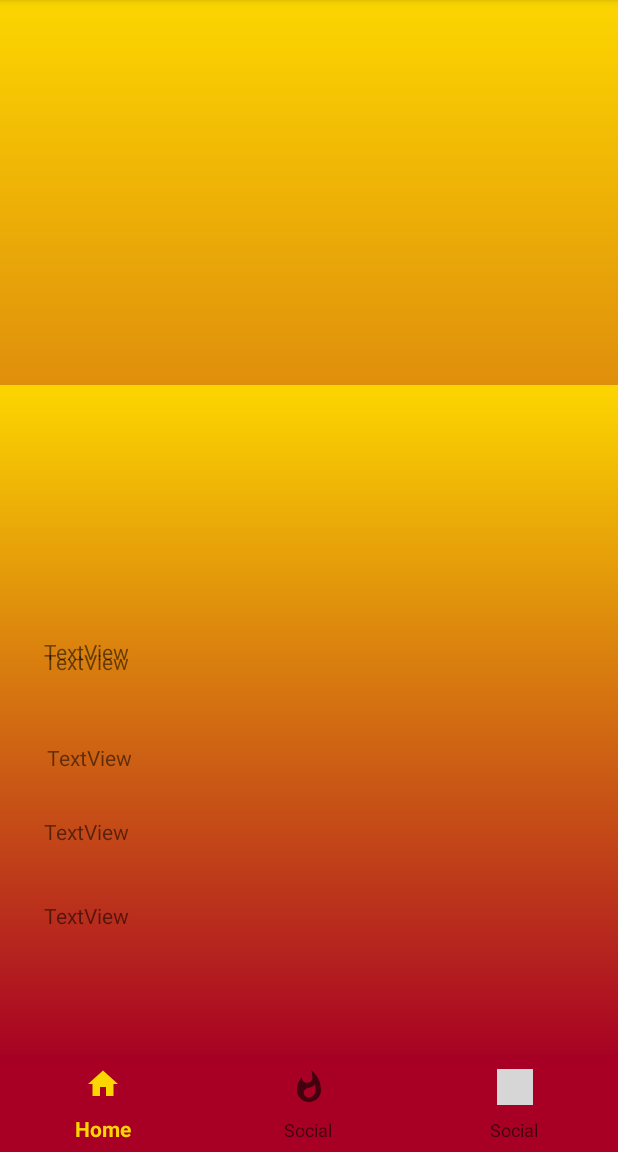
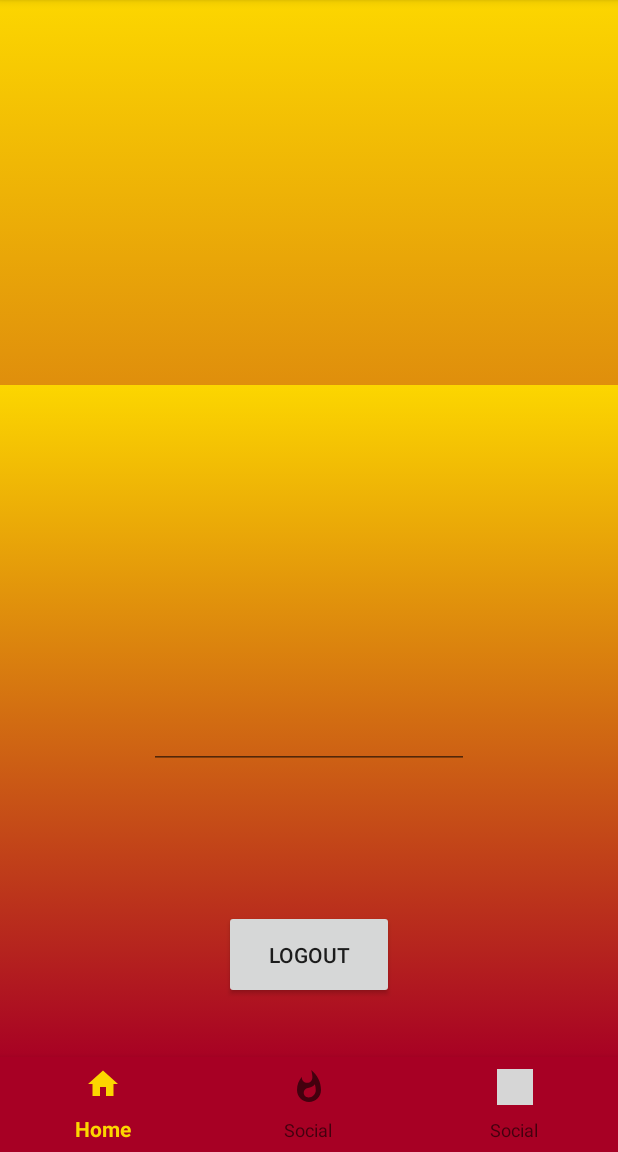
Before and after one commit to maxcastan/mobileProject2, an Android app: the fragment ProfileFragment placed in its activity, on a phone screen of 412 x 824 dp, the part 84-1236 px from its top. Run offline under Robolectric (Android 15) with nearby library versions, the phone set to English and light mode, and no system bars; our stand-ins replace Firebase (no records; nobody signed in at launch, a user with empty details on screens opened directly); grey boxes are pictures that could not be loaded.

Commit message:
Profile Fragment additions
additions to profile fragment

```diff
--- a/Project2/app/src/main/java/edu/fsu/cs/mobile/hw5/project2/ProfileFragment.java
+++ b/Project2/app/src/main/java/edu/fsu/cs/mobile/hw5/project2/ProfileFragment.java
@@ -43,66 +43,8 @@ public class ProfileFragment extends Fragment {
         setHasOptionsMenu(true);
         final FirebaseUser currentUser=FirebaseAuth.getInstance().getCurrentUser();
 
-        /*
-        final TextView roomNum = (TextView) v.findViewById(R.id.roomInputStr);
-        final TextView studySubject = (TextView) v.findViewById(R.id.subjectInputStr);
-        final RadioButton yes=v.findViewById(R.id.yesRadioBtn);
-        final RadioButton no=v.findViewById(R.id.noRadioBtn);
-        Button update=v.findViewById(R.id.updateBtn);
-        */
-
-        final TextView usersfirname = (TextView) v.findViewById(R.id.namehere);
-        final TextView usersemail = (TextView) v.findViewById(R.id.emailhere);
-        final TextView usersbday = (TextView) v.findViewById(R.id.bdayhere);
-        final TextView usersid = (TextView) v.findViewById(R.id.idhere);
-        final TextView usersrank = (TextView) v.findViewById(R.id.rankhere);
-
-
-        usersfirname.setError(null);
-        usersemail.setError(null);
-        usersbday.setError(null);
-        usersid.setError(null);
-        usersrank.setError(null);
-        /*
-        roomNum.setError(null);
-        studySubject.setError(null);
-        yes.setError(null);
-        no.setError(null);
-        */
-
-        /*
-        update.setOnClickListener(new View.OnClickListener() {
-            @Override
-            public void onClick(View v) {
-                if(studySubject.getText().toString().matches("")){
-                    studySubject.setError("Enter Study subject");
-                }
-                else{
-                    db.collection("Users").document(currentUser.getUid())
-                            .get().addOnCompleteListener(new OnCompleteListener<DocumentSnapshot>() {
-                        @Override
-                        public void onComplete(@NonNull Task<DocumentSnapshot> task) {
-                            DocumentSnapshot doc=task.getResult();
-                            StringBuilder sb = new StringBuilder("");
-
-                            sb.append("Im studying " + studySubject.getText().toString());
-                            sb.append(" at " + doc.getString("location"));
-
-                            if(yes.isChecked()){//they do want to include room #
-                                sb.append(" in room " + roomNum.getText().toString() + ".\n");
-                                sb.append("You can study with me if you want.");
-
-                            }
-                            String response = sb.toString();
-                            message.put("message", response);
-                            db.collection("Users").document(currentUser.getUid()).update(message);
-                        }
-                    });
-
-                }
-            }
-        });
-        */
+        //this lets the fragment know it will have an Options Menu
+        setHasOptionsMenu(true);
 
         return v;
     }
--- a/Project2/app/src/main/res/layout/fragment_profile.xml
+++ b/Project2/app/src/main/res/layout/fragment_profile.xml
@@ -9,51 +9,23 @@
     android:background="@drawable/gradientback"
     tools:context=".ProfileFragment">
 
-    <TextView
-        android:id="@+id/namehere"
+    <Button
+        android:id="@+id/logoutBtn"
+        android:layout_width="113dp"
+        android:layout_height="59dp"
+        android:layout_alignParentBottom="true"
+        android:layout_centerHorizontal="true"
+        android:layout_marginBottom="42dp"
+        android:text="@string/logoutStr" />
+
+    <EditText
+        android:id="@+id/usernameTxt"
         android:layout_width="wrap_content"
         android:layout_height="wrap_content"
-        android:layout_alignParentStart="true"
-        android:layout_alignParentTop="true"
-        android:layout_marginStart="29dp"
-        android:layout_marginTop="168dp"
-        android:text="TextView" />
-
-    <TextView
-        android:id="@+id/emailhere"
-        android:layout_width="wrap_content"
-        android:layout_height="wrap_content"
-        android:layout_alignEnd="@+id/namehere"
         android:layout_alignParentBottom="true"
-        android:layout_marginEnd="0dp"
-        android:layout_marginBottom="257dp"
-        android:text="TextView" />
-
-    <TextView
-        android:id="@+id/bdayhere"
-        android:layout_width="wrap_content"
-        android:layout_height="wrap_content"
-        android:layout_alignEnd="@+id/namehere"
-        android:layout_alignParentBottom="true"
-        android:layout_marginEnd="-2dp"
-        android:layout_marginBottom="193dp"
-        android:text="TextView" />
-
-    <TextView
-        android:id="@+id/idhere"
-        android:layout_width="wrap_content"
-        android:layout_height="wrap_content"
-        android:layout_alignEnd="@+id/namehere"
-        android:layout_alignParentBottom="true"
-        android:layout_marginBottom="144dp"
-        android:text="TextView" />
-
-    <TextView
-        android:id="@+id/rankhere"
-        android:layout_width="wrap_content"
-        android:layout_height="wrap_content"
-        android:layout_alignStart="@+id/namehere"
-        android:layout_alignParentBottom="true"
-        android:layout_marginBottom="88dp"
-        android:text="TextView" />
+        android:layout_centerHorizontal="true"
+        android:layout_marginBottom="195dp"
+        android:contentDescription="user name will go here"
+        android:ems="10"
+        android:inputType="textPersonName" />
 </RelativeLayout>
--- a/Project2/app/src/main/res/values/strings.xml
+++ b/Project2/app/src/main/res/values/strings.xml
@@ -6,5 +6,6 @@
 
     <!-- TODO: Remove or change this placeholder text -->
     <string name="hello_blank_fragment">Hello blank fragment</string>
+    <string name="logoutStr">LOGOUT</string>
 
 </resources>
```
